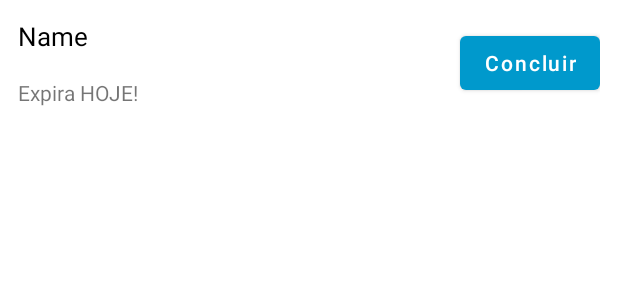
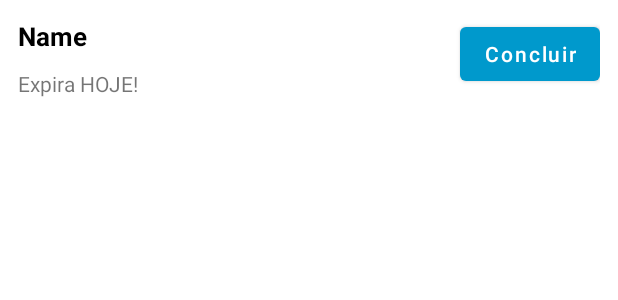
Before and after one commit to omouravictor/android-my-tasks, an Android app: the layout my_row.xml on its own in the app's theme, with its tools: preview values and no code run, on a phone screen of 412 x 824 dp. Shown: the top 300 px of the screen. Run offline under Robolectric (Android 15) with nearby library versions, the phone set to English and light mode, and no system bars.

Commit message:
myRow layout responsive done

```diff
--- a/app/src/main/res/layout/my_row.xml
+++ b/app/src/main/res/layout/my_row.xml
@@ -1,25 +1,28 @@
 <?xml version="1.0" encoding="utf-8"?>
 <LinearLayout xmlns:android="http://schemas.android.com/apk/res/android"
     xmlns:app="http://schemas.android.com/apk/res-auto"
-    android:id="@+id/rowMainLayout"
+    android:id="@+id/myRow"
     android:layout_width="match_parent"
     android:layout_height="wrap_content"
     android:layout_marginBottom="10dp"
     android:background="@color/white"
-    android:orientation="vertical">
+    android:baselineAligned="false">
 
     <androidx.constraintlayout.widget.ConstraintLayout
-        android:layout_width="match_parent"
-        android:layout_height="wrap_content"
+        android:layout_width="0dp"
+        android:layout_height="match_parent"
+        android:layout_weight="1"
         android:padding="12dp">
 
         <TextView
             android:id="@+id/tvTask"
             android:layout_width="wrap_content"
-            android:layout_height="40dp"
+            android:layout_height="wrap_content"
+            android:layout_marginBottom="10dp"
             android:text="Name"
             android:textColor="@color/black"
             android:textSize="17sp"
+            android:textStyle="bold"
             app:layout_constraintBottom_toTopOf="@+id/tvSlaDate"
             app:layout_constraintStart_toStartOf="parent"
             app:layout_constraintTop_toTopOf="parent" />
@@ -32,13 +35,20 @@
             app:layout_constraintBottom_toBottomOf="parent"
             app:layout_constraintStart_toStartOf="parent" />
 
+    </androidx.constraintlayout.widget.ConstraintLayout>
+
+    <androidx.constraintlayout.widget.ConstraintLayout
+        android:layout_width="0dp"
+        android:layout_height="match_parent"
+        android:layout_weight="0.5"
+        android:padding="12dp">
+
         <Button
             android:id="@+id/btnComplete"
             android:layout_width="wrap_content"
             android:layout_height="wrap_content"
             android:text="Concluir"
             android:textAllCaps="false"
-            app:layout_constraintBottom_toBottomOf="parent"
             app:layout_constraintEnd_toEndOf="parent"
             app:layout_constraintTop_toTopOf="parent" />
 
```
